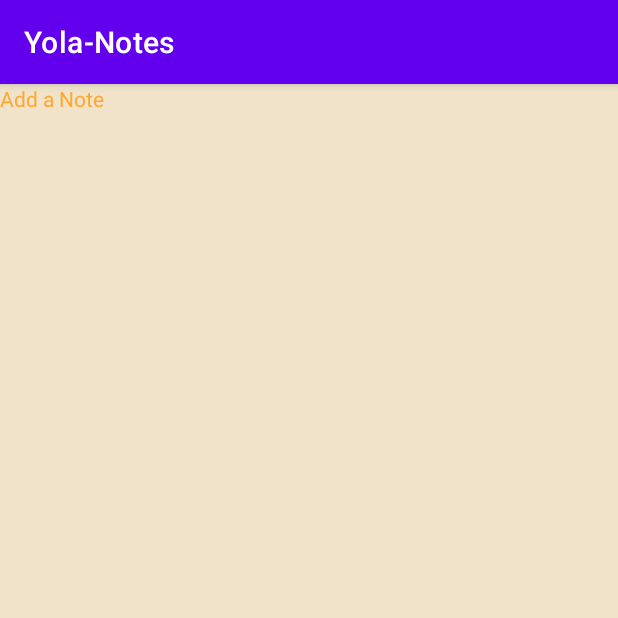
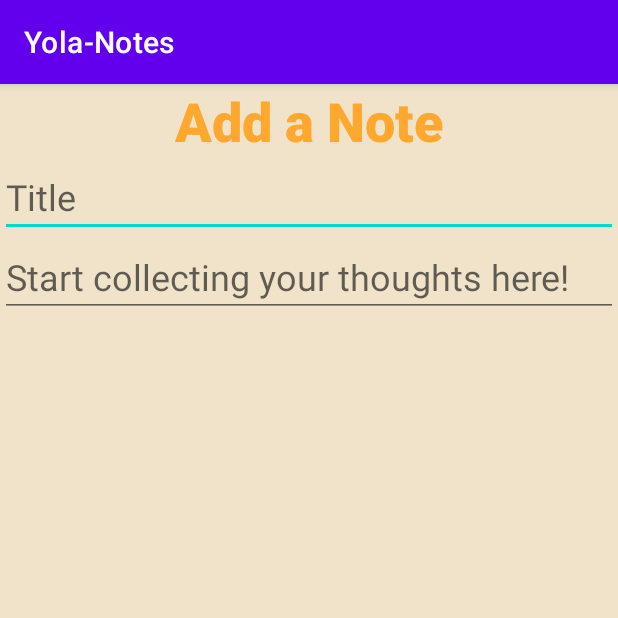
Before and after one commit to KhushiSharma22/Yola-Collect-your-thoughts, an Android app: the fragment AddNotes shown on its own in the app's theme, on a phone screen of 412 x 824 dp, the top half of it. Run offline under Robolectric (Android 15) with nearby library versions, the phone set to English and light mode, and no system bars.

Commit message:
Added the layout for adding a note fragment

```diff
--- a/app/src/main/res/layout/fragment_add_notes.xml
+++ b/app/src/main/res/layout/fragment_add_notes.xml
@@ -16,8 +16,31 @@
             android:id="@+id/textView3"
             android:layout_width="match_parent"
             android:layout_height="wrap_content"
+            android:fontFamily="sans-serif-black"
             android:text="Add a Note"
-            android:textColor="#FEA82F" />
+            android:textAlignment="center"
+            android:textColor="#FEA82F"
+            android:textSize="36sp" />
+
+        <EditText
+            android:id="@+id/editTextTextPersonName"
+            android:layout_width="match_parent"
+            android:layout_height="wrap_content"
+            android:ems="10"
+            android:hint="Title"
+            android:inputType="textPersonName"
+            android:textSize="24sp" />
+
+        <EditText
+            android:id="@+id/editTextTextPersonName2"
+            android:layout_width="match_parent"
+            android:layout_height="wrap_content"
+            android:ems="10"
+            android:hint="Start collecting your thoughts here!"
+            android:inputType="textMultiLine"
+            android:scrollbars="vertical"
+            android:textSize="24sp" />
+
     </LinearLayout>
 
 </FrameLayout>
```
